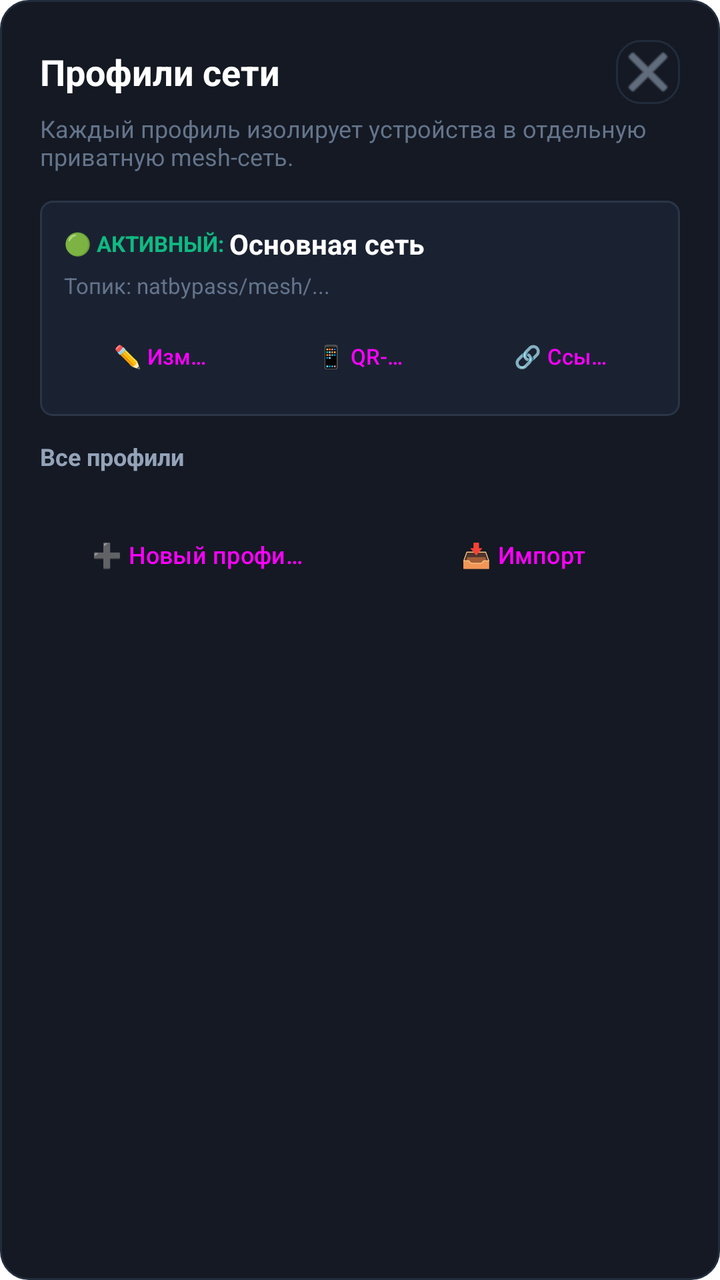
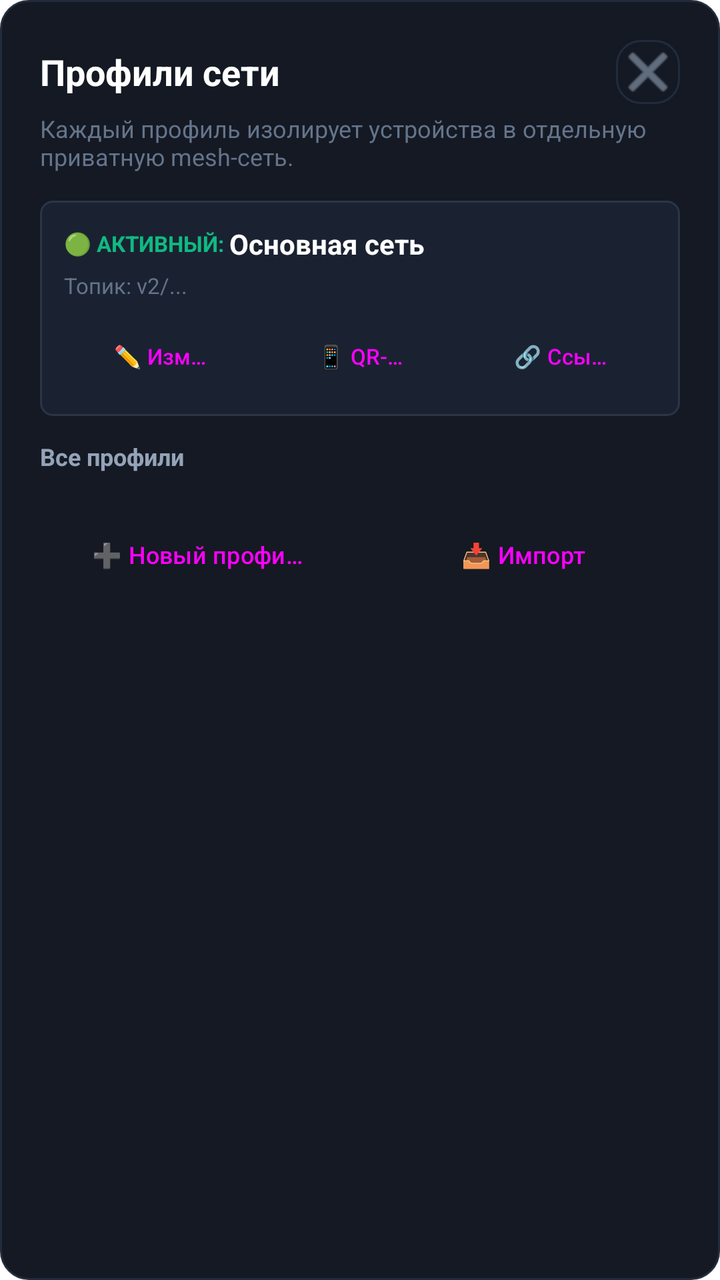

Screens rendered from an Android XML layout before and after an edit, with the pre-edit source and the edit as a unified diff.
<!-- AndroidManifest.xml: application theme Theme.NatBypass -->
<!-- res/layout/dialog_profile_manager.xml -->
<?xml version="1.0" encoding="utf-8"?>
<LinearLayout xmlns:android="http://schemas.android.com/apk/res/android"
    xmlns:app="http://schemas.android.com/apk/res-auto"
    android:layout_width="match_parent"
    android:layout_height="wrap_content"
    android:background="@drawable/bg_card"
    android:orientation="vertical"
    android:padding="20dp">

    
    <LinearLayout
        android:layout_width="match_parent"
        android:layout_height="wrap_content"
        android:gravity="center_vertical"
        android:orientation="horizontal">

        <TextView
            android:layout_width="0dp"
            android:layout_height="wrap_content"
            android:layout_weight="1"
            android:text="Профили сети"
            android:textColor="@color/text_primary"
            android:textSize="18sp"
            android:textStyle="bold" />

        <ImageButton
            android:id="@+id/btnDialogClose"
            android:layout_width="32dp"
            android:layout_height="32dp"
            android:background="@drawable/bg_action_btn"
            android:contentDescription="Закрыть"
            app:srcCompat="@android:drawable/ic_menu_close_clear_cancel"
            app:tint="@color/text_secondary" />
    </LinearLayout>

    <TextView
        android:layout_width="match_parent"
        android:layout_height="wrap_content"
        android:layout_marginTop="4dp"
        android:text="Каждый профиль изолирует устройства в отдельную приватную mesh-сеть."
        android:textColor="@color/text_muted"
        android:textSize="12sp" />

    
    <LinearLayout
        android:id="@+id/cardActiveProfile"
        android:layout_width="match_parent"
        android:layout_height="wrap_content"
        android:layout_marginTop="14dp"
        android:background="@drawable/bg_chip_blue"
        android:orientation="vertical"
        android:padding="12dp">

        <LinearLayout
            android:layout_width="match_parent"
            android:layout_height="wrap_content"
            android:gravity="center_vertical"
            android:orientation="horizontal">

            <TextView
                android:layout_width="wrap_content"
                android:layout_height="wrap_content"
                android:text="🟢 АКТИВНЫЙ: "
                android:textColor="@color/green_bright"
                android:textSize="11sp"
                android:textStyle="bold" />

            <TextView
                android:id="@+id/tvActiveProfileName"
                android:layout_width="0dp"
                android:layout_height="wrap_content"
                android:layout_weight="1"
                android:ellipsize="end"
                android:maxLines="1"
                android:text="Основная сеть"
                android:textColor="@color/text_primary"
                android:textSize="14sp"
                android:textStyle="bold" />
        </LinearLayout>

        <TextView
            android:id="@+id/tvActiveProfileTopic"
            android:layout_width="match_parent"
            android:layout_height="wrap_content"
            android:layout_marginTop="4dp"
            android:ellipsize="middle"
            android:maxLines="1"
            android:text="Топик: natbypass/mesh/..."
            android:textColor="@color/text_muted"
            android:textSize="11sp" />

        
        <LinearLayout
            android:layout_width="match_parent"
            android:layout_height="wrap_content"
            android:layout_marginTop="10dp"
            android:orientation="horizontal">

            <Button
                android:id="@+id/btnEditActiveProfile"
                style="@style/Widget.Material3.Button.TonalButton"
                android:layout_width="0dp"
                android:layout_height="wrap_content"
                android:minHeight="36dp"
                android:layout_marginEnd="4dp"
                android:layout_weight="1"
                android:insetTop="0dp"
                android:insetBottom="0dp"
                android:paddingStart="4dp"
                android:paddingEnd="4dp"
                android:singleLine="true"
                android:maxLines="1"
                android:text="✏️ Изменить"
                android:textSize="11sp" />

            <Button
                android:id="@+id/btnShareActiveProfileQR"
                style="@style/Widget.Material3.Button.TonalButton"
                android:layout_width="0dp"
                android:layout_height="wrap_content"
                android:minHeight="36dp"
                android:layout_marginEnd="4dp"
                android:layout_weight="1"
                android:insetTop="0dp"
                android:insetBottom="0dp"
                android:paddingStart="4dp"
                android:paddingEnd="4dp"
                android:singleLine="true"
                android:maxLines="1"
                android:text="📱 QR-код"
                android:textSize="11sp" />

            <Button
                android:id="@+id/btnCopyActiveProfileLink"
                style="@style/Widget.Material3.Button.TonalButton"
                android:layout_width="0dp"
                android:layout_height="wrap_content"
                android:minHeight="36dp"
                android:layout_weight="1"
                android:insetTop="0dp"
                android:insetBottom="0dp"
                android:paddingStart="4dp"
                android:paddingEnd="4dp"
                android:singleLine="true"
                android:maxLines="1"
                android:text="🔗 Ссылка"
                android:textSize="11sp" />
        </LinearLayout>
    </LinearLayout>

    
    <TextView
        android:layout_width="wrap_content"
        android:layout_height="wrap_content"
        android:layout_marginTop="12dp"
        android:text="Все профили"
        android:textColor="@color/text_secondary"
        android:textSize="12sp"
        android:textStyle="bold" />

    <LinearLayout
        android:id="@+id/containerProfilesList"
        android:layout_width="match_parent"
        android:layout_height="wrap_content"
        android:layout_marginTop="6dp"
        android:orientation="vertical" />

    
    <LinearLayout
        android:layout_width="match_parent"
        android:layout_height="wrap_content"
        android:layout_marginTop="14dp"
        android:orientation="horizontal">

        <Button
            android:id="@+id/btnCreateProfile"
            style="@style/Widget.Material3.Button"
            android:layout_width="0dp"
            android:layout_height="wrap_content"
            android:minHeight="42dp"
            android:layout_marginEnd="6dp"
            android:layout_weight="1"
            android:singleLine="true"
            android:maxLines="1"
            android:text="➕ Новый профиль"
            android:textSize="12sp" />

        <Button
            android:id="@+id/btnImportProfile"
            style="@style/Widget.Material3.Button.OutlinedButton"
            android:layout_width="0dp"
            android:layout_height="wrap_content"
            android:minHeight="42dp"
            android:layout_weight="1"
            android:singleLine="true"
            android:maxLines="1"
            android:text="📥 Импорт"
            android:textSize="12sp" />
    </LinearLayout>
</LinearLayout>
<!-- resources referenced by this layout -->
<resources>
  <color name="green_bright">#10B981</color>
  <color name="text_muted">#64748B</color>
  <color name="text_primary">#FFFFFF</color>
  <color name="text_secondary">#94A3B8</color>
  <!-- drawable bg_action_btn (drawable) -->
  <?xml version="1.0" encoding="utf-8"?>
  <ripple xmlns:android="http://schemas.android.com/apk/res/android"
      android:color="#20FFFFFF">
      <item>
          <shape>
              <solid android:color="@color/card_bg" />
              <stroke android:width="1dp" android:color="@color/border_dark" />
              <corners android:radius="12dp" />
          </shape>
      </item>
  </ripple>
  <!-- drawable bg_card (drawable) -->
  <?xml version="1.0" encoding="utf-8"?>
  <shape xmlns:android="http://schemas.android.com/apk/res/android">
      <solid android:color="@color/card_bg" />
      <stroke android:width="1dp" android:color="@color/border_dark" />
      <corners android:radius="14dp" />
  </shape>
  <!-- drawable bg_chip_blue (drawable) -->
  <?xml version="1.0" encoding="utf-8"?>
  <shape xmlns:android="http://schemas.android.com/apk/res/android">
      <solid android:color="#1A2232" />
      <stroke android:width="1dp" android:color="#2A3548" />
      <corners android:radius="6dp" />
  </shape>
  <style name="Theme.NatBypass" parent="Theme.Material3.DayNight.NoActionBar">
          <item name="android:windowBackground">@android:color/transparent</item>
          <item name="android:statusBarColor">@android:color/transparent</item>
          <item name="android:navigationBarColor">@android:color/transparent</item>
          <item name="android:windowLightStatusBar">false</item>
      </style>
  <color name="card_bg">#141923</color>
  <color name="border_dark">#222C3D</color>
</resources>

<!-- the commit's change to res/layout/dialog_profile_manager.xml (unified diff, before → after) -->
@@ -85,7 +85,7 @@
             android:layout_marginTop="4dp"
             android:ellipsize="middle"
             android:maxLines="1"
-            android:text="Топик: natbypass/mesh/..."
+            android:text="Топик: v2/..."
             android:textColor="@color/text_muted"
             android:textSize="11sp" />
 
